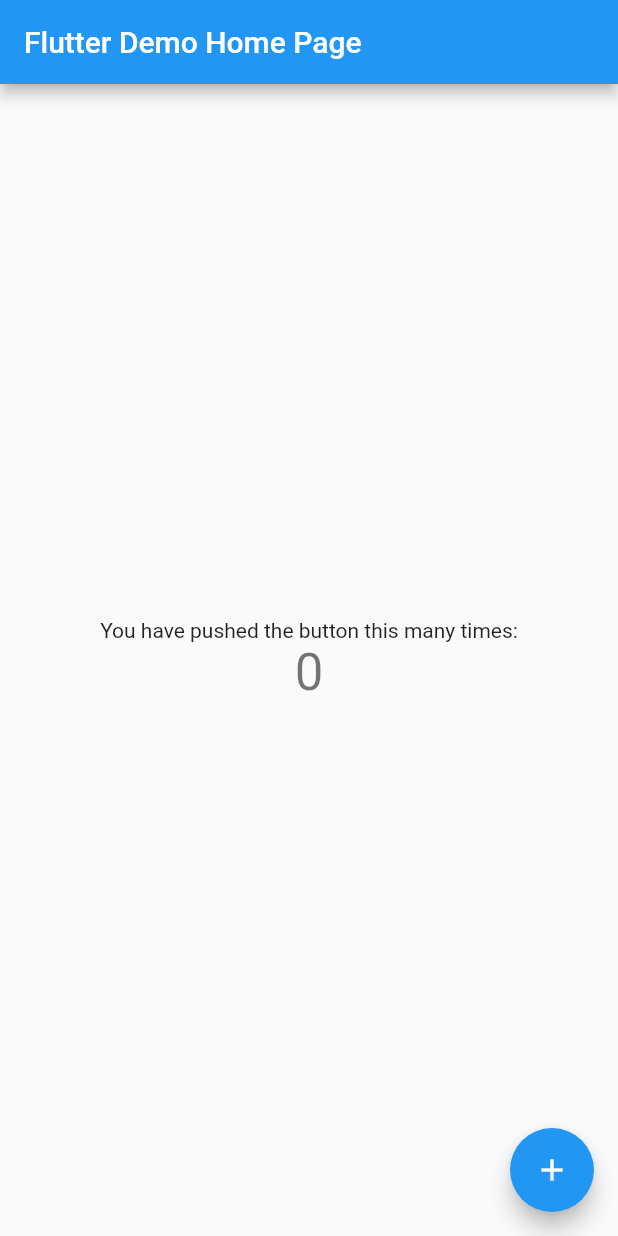
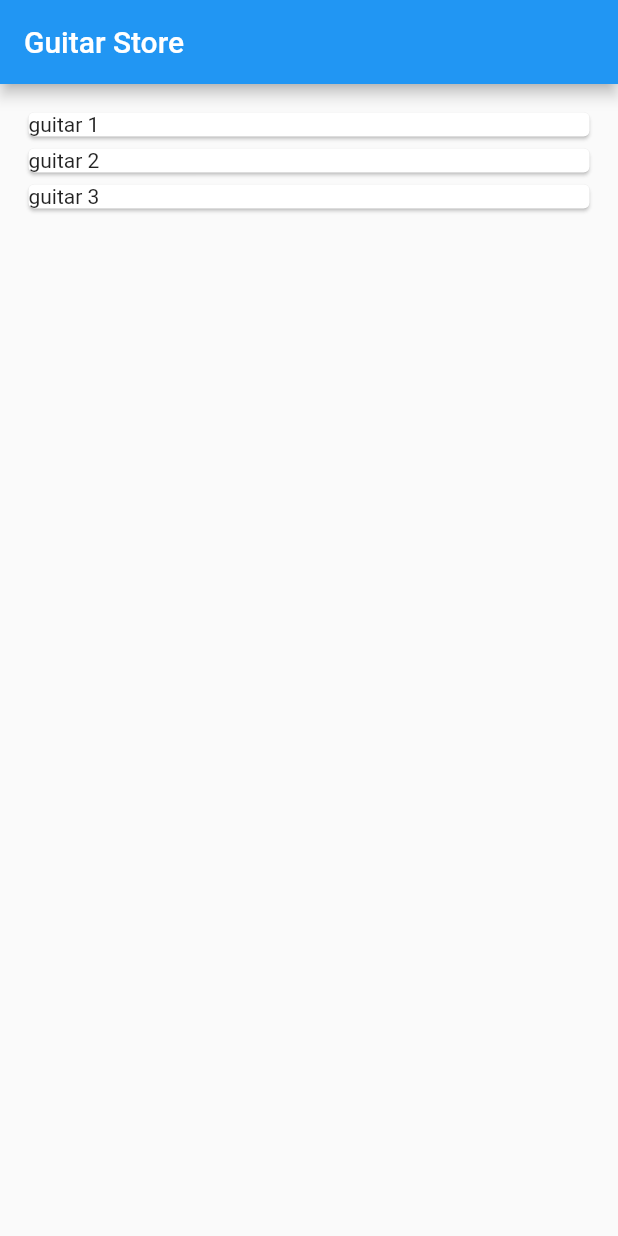
Before and after one commit to nilldiggonto/flutter2.2-integrated-with-django3.2-CRUD, a Flutter app: the screen it shows after launch, on a phone screen of 412 x 824 dp. Run offline on Flutter 3.47's test engine with Material 2 defaults, Android fonts, the light colour scheme and no system bars.

Commit message:
Fetching data

```diff
--- /dev/null
+++ b/flutter/todo_app/lib/guitar/global_state.dart
@@ -0,0 +1,14 @@
+import 'package:flutter/cupertino.dart';
+
+class GuitarState with ChangeNotifier {
+  List<String> _datas = ["guitar 1", "guitar 2", "guitar 3"];
+
+  List<String> get data {
+    return [..._datas];
+  }
+
+  void addData(String data) {
+    _datas.insert(0, data);
+    notifyListeners();
+  }
+}
--- /dev/null
+++ b/flutter/todo_app/lib/homeScreen.dart
@@ -0,0 +1,26 @@
+import 'package:flutter/material.dart';
+import 'package:provider/provider.dart';
+import 'package:todo_app/guitar/global_state.dart';
+
+class HomeScreen extends StatelessWidget {
+  @override
+  Widget build(BuildContext context) {
+    final getData = Provider.of<GuitarState>(context).data;
+    return Scaffold(
+      appBar: AppBar(
+        title: Text('Guitar Store'),
+      ),
+      body: Padding(
+        padding: EdgeInsets.all(15),
+        child: ListView.builder(
+          itemCount: getData.length,
+          itemBuilder: (context, index) {
+            return Card(
+              child: Text("${getData[index]}"),
+            );
+          },
+        ),
+      ),
+    );
+  }
+}
--- a/flutter/todo_app/lib/main.dart
+++ b/flutter/todo_app/lib/main.dart
@@ -1,113 +1,21 @@
 import 'package:flutter/material.dart';
+import 'package:provider/provider.dart';
+import 'package:todo_app/guitar/global_state.dart';
+import 'package:todo_app/homescreen.dart';
 
 void main() {
   runApp(MyApp());
 }
 
 class MyApp extends StatelessWidget {
-  // This widget is the root of your application.
   @override
   Widget build(BuildContext context) {
-    return MaterialApp(
-      title: 'Flutter Demo',
-      theme: ThemeData(
-        // This is the theme of your application.
-        //
-        // Try running your application with "flutter run". You'll see the
-        // application has a blue toolbar. Then, without quitting the app, try
-        // changing the primarySwatch below to Colors.green and then invoke
-        // "hot reload" (press "r" in the console where you ran "flutter run",
-        // or simply save your changes to "hot reload" in a Flutter IDE).
-        // Notice that the counter didn't reset back to zero; the application
-        // is not restarted.
-        primarySwatch: Colors.blue,
+    return ChangeNotifierProvider(
+      create: (context) => GuitarState(),
+      child: MaterialApp(
+        debugShowCheckedModeBanner: false,
+        home: HomeScreen(),
       ),
-      home: MyHomePage(title: 'Flutter Demo Home Page'),
     );
   }
 }
-
-class MyHomePage extends StatefulWidget {
-  MyHomePage({Key? key, required this.title}) : super(key: key);
-
-  // This widget is the home page of your application. It is stateful, meaning
-  // that it has a State object (defined below) that contains fields that affect
-  // how it looks.
-
-  // This class is the configuration for the state. It holds the values (in this
-  // case the title) provided by the parent (in this case the App widget) and
-  // used by the build method of the State. Fields in a Widget subclass are
-  // always marked "final".
-
-  final String title;
-
-  @override
-  _MyHomePageState createState() => _MyHomePageState();
-}
-
-class _MyHomePageState extends State<MyHomePage> {
-  int _counter = 0;
-
-  void _incrementCounter() {
-    setState(() {
-      // This call to setState tells the Flutter framework that something has
-      // changed in this State, which causes it to rerun the build method below
-      // so that the display can reflect the updated values. If we changed
-      // _counter without calling setState(), then the build method would not be
-      // called again, and so nothing would appear to happen.
-      _counter++;
-    });
-  }
-
-  @override
-  Widget build(BuildContext context) {
-    // This method is rerun every time setState is called, for instance as done
-    // by the _incrementCounter method above.
-    //
-    // The Flutter framework has been optimized to make rerunning build methods
-    // fast, so that you can just rebuild anything that needs updating rather
-    // than having to individually change instances of widgets.
-    return Scaffold(
-      appBar: AppBar(
-        // Here we take the value from the MyHomePage object that was created by
-        // the App.build method, and use it to set our appbar title.
-        title: Text(widget.title),
-      ),
-      body: Center(
-        // Center is a layout widget. It takes a single child and positions it
-        // in the middle of the parent.
-        child: Column(
-          // Column is also a layout widget. It takes a list of children and
-          // arranges them vertically. By default, it sizes itself to fit its
-          // children horizontally, and tries to be as tall as its parent.
-          //
-          // Invoke "debug painting" (press "p" in the console, choose the
-          // "Toggle Debug Paint" action from the Flutter Inspector in Android
-          // Studio, or the "Toggle Debug Paint" command in Visual Studio Code)
-          // to see the wireframe for each widget.
-          //
-          // Column has various properties to control how it sizes itself and
-          // how it positions its children. Here we use mainAxisAlignment to
-          // center the children vertically; the main axis here is the vertical
-          // axis because Columns are vertical (the cross axis would be
-          // horizontal).
-          mainAxisAlignment: MainAxisAlignment.center,
-          children: <Widget>[
-            Text(
-              'You have pushed the button this many times:',
-            ),
-            Text(
-              '$_counter',
-              style: Theme.of(context).textTheme.headline4,
-            ),
-          ],
-        ),
-      ),
-      floatingActionButton: FloatingActionButton(
-        onPressed: _incrementCounter,
-        tooltip: 'Increment',
-        child: Icon(Icons.add),
-      ), // This trailing comma makes auto-formatting nicer for build methods.
-    );
-  }
-}
--- a/flutter/todo_app/pubspec.yaml
+++ b/flutter/todo_app/pubspec.yaml
@@ -28,6 +28,7 @@
   # The following adds the Cupertino Icons font to your application.
   # Use with the CupertinoIcons class for iOS style icons.
   cupertino_icons: ^1.0.2
+  provider: ^5.0.0
 
 dev_dependencies:
   flutter_test:
```
Also changed, not shown: flutter/todo_app/pubspec.lock, 1 other file.
